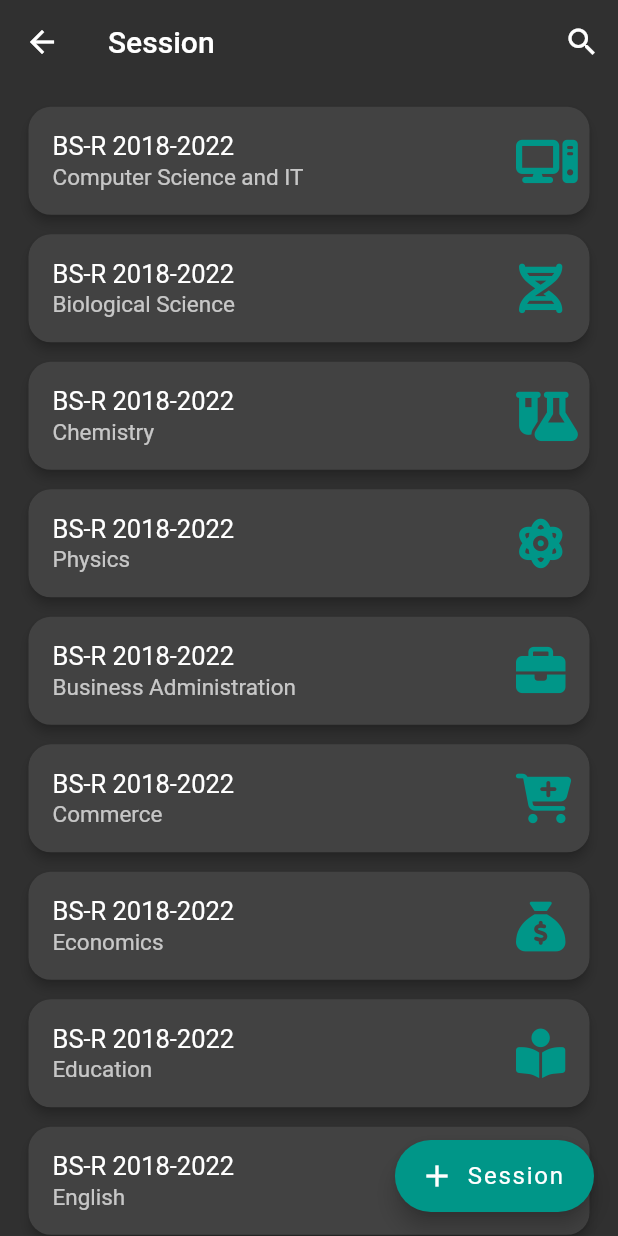
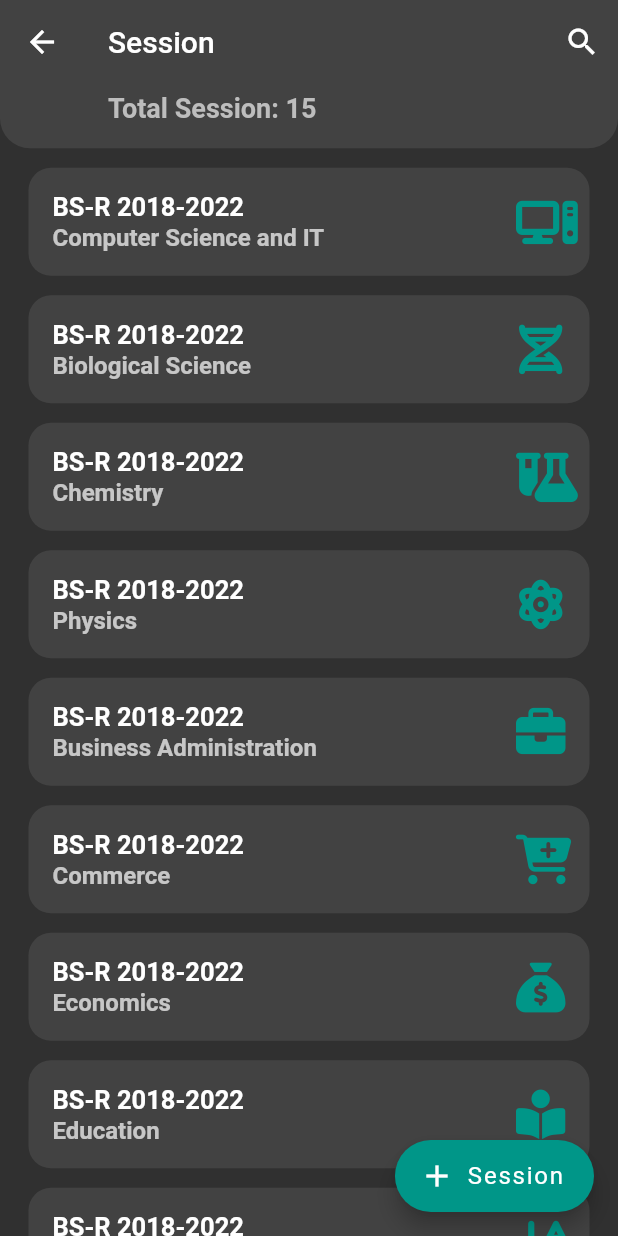
Before and after one commit to samichaudhry/fyp_task, a Flutter app: the sessionpage screen opened directly, on a phone screen of 412 x 824 dp. Run offline on Flutter 3.47's test engine with Material 2 defaults, Android fonts, the phone set to English and light mode, and no system bars; our stand-ins replace cloud_firestore, connectivity_plus, file_picker, firebase_auth, firebase_core, fluttertoast and 2 more; accounts and stored records are empty; network calls fail.

Commit message:
design changes

```diff
--- a/lib/admin/sessions_page.dart
+++ b/lib/admin/sessions_page.dart
@@ -2,6 +2,9 @@ import 'package:flutter/material.dart';
 import 'package:font_awesome_flutter/font_awesome_flutter.dart';
 import 'package:fyp_task/admin/session_student.dart';
 import 'package:fyp_task/custom%20widgets/custom_widgets.dart';
+import 'package:get/get.dart';
+
+import '../utils.dart';
 
 class sessionpage extends StatefulWidget {
   const sessionpage({Key? key}) : super(key: key);
@@ -151,80 +154,9 @@ class _sessionpageState extends State<sessionpage> {
     '2034-2038'
   ];
 
-  Widget customcard(title, subtitle, icon) {
-    return Padding(
-        padding: const EdgeInsets.only(left: 15, right: 15, top: 3, bottom: 2),
-        child: Card(
-            shape: RoundedRectangleBorder(
-                borderRadius: BorderRadius.circular(15.0)),
-            elevation: 3.0,
-            child:
-                Column(crossAxisAlignment: CrossAxisAlignment.start, children: [
-              ListTile(
-                title: customText(txt: title, fsize: 17.0),
-                subtitle: customText(txt: subtitle, fsize: 15.0),
-                trailing: Icon(
-                  icon,
-                  color: Colors.teal,
-                  size: 33,
-                ),
-                onTap: () {
-                    Navigator.of(context).pushReplacement(
-                  MaterialPageRoute(builder: (context) => SessionStudent())
-                    );
-                },
-              ),
-            ])));
-  }
-
   @override
   Widget build(BuildContext context) {
     return Scaffold(
-        appBar: AppBar(
-          backgroundColor: Colors.transparent,
-          elevation: 0.0,
-          leading: IconButton(
-            onPressed: () {
-              Navigator.pop(context);
-            },
-            icon: Icon(
-              Icons.arrow_back,
-            ),
-          ),
-          title: customSearchBar,
-          actions: [
-            IconButton(
-              onPressed: () {
-                setState(() {
-                  if (customIcon.icon == Icons.search) {
-                    customIcon = const Icon(
-                      Icons.cancel,
-                    );
-                    customSearchBar = Container(
-                      decoration: BoxDecoration(
-                          color: Colors.grey[800],
-                          borderRadius: BorderRadius.circular(14.0)),
-                      height: MediaQuery.of(context).size.height * 0.045,
-                      child: const Padding(
-                        padding: EdgeInsets.only(left: 10.0, top: 2),
-                        child: TextField(
-                            cursorColor: Colors.teal,
-                            decoration: InputDecoration(
-                              hintText: 'Search Session',
-                              border: InputBorder.none,
-                            )),
-                      ),
-                    );
-                  } else {
-                    customIcon = Icon(Icons.search);
-                    customSearchBar = Text('Session');
-                  }
-                });
-              },
-              icon: customIcon,
-            ),
-          ],
-        ),
       floatingActionButton: customFAB(
         text: customText(txt: 'Session', clr: Colors.white),
         icon: const Icon(
@@ -251,7 +183,7 @@ class _sessionpageState extends State<sessionpage> {
                         decoration: InputDecoration(
                           border: OutlineInputBorder(
                             borderRadius: BorderRadius.circular(14.0),
-                              borderSide: BorderSide(color: Colors.teal),
+                            borderSide:const BorderSide(color: Colors.teal),
                           ),
                           labelText: 'Department',
                         ),
@@ -273,7 +205,7 @@ class _sessionpageState extends State<sessionpage> {
                         decoration: InputDecoration(
                           border: OutlineInputBorder(
                             borderRadius: BorderRadius.circular(14.0),
-                              borderSide: BorderSide(color: Colors.teal),
+                            borderSide:const BorderSide(color: Colors.teal),
                           ),
                           labelText: 'Session',
                         ),
@@ -284,8 +216,6 @@ class _sessionpageState extends State<sessionpage> {
                         },
                       ),
                     ),
-                      //  customdropdown( department,'department',),
-                      //  customdropdown(session,'session' ),
                     Row(
                       mainAxisAlignment: MainAxisAlignment.end,
                       children: [
@@ -293,12 +223,12 @@ class _sessionpageState extends State<sessionpage> {
                             onPressed: () {
                               Navigator.pop(context);
                             },
-                              child: Text('CANCLE')),
+                            child:const Text('CANCLE')),
                         MaterialButton(
                             onPressed: () {
                               Navigator.pop(context);
                             },
-                              child: Text('ADD')),
+                            child:const Text('ADD')),
                       ],
                     ),
                   ],
@@ -311,29 +241,105 @@ class _sessionpageState extends State<sessionpage> {
         //   color: Colors.white,
         // ),
       ),
-        body: Column(
-            mainAxisAlignment: MainAxisAlignment.center,
-            mainAxisSize: MainAxisSize.max,
-            children: [
-              SizedBox(
-                height: MediaQuery.of(context).size.height * 0.01,
+      body: CustomScrollView(
+        slivers: [
+          SliverAppBar(
+            leading: IconButton(
+              onPressed: () {
+                Navigator.pop(context);
+              },
+              icon:const Icon(
+                Icons.arrow_back,
               ),
-              Expanded(
-                child: Container(
-                  child: CustomScrollView(
-                    slivers: [
+            ),
+            title: customSearchBar,
+            actions: [
+              IconButton(
+                onPressed: () {
+                  setState(() {
+                    if (customIcon.icon == Icons.search) {
+                      customIcon = const Icon(
+                        Icons.cancel,
+                      );
+                      customSearchBar = SizedBox(
+                        // decoration: BoxDecoration(
+                        //     // color: Colors.grey[800],
+                        //     borderRadius: BorderRadius.circular(14.0)),
+                        height: MediaQuery.of(context).size.height * 0.045,
+                        child: const Padding(
+                          padding: EdgeInsets.only(left: 10.0, top: 2),
+                          child: TextField(
+                              cursorColor: Colors.teal,
+                              decoration: InputDecoration(
+                                hintText: 'Search Session',
+                                border: InputBorder.none,
+                              )),
+                        ),
+                      );
+                    } else {
+                      customIcon =const Icon(Icons.search);
+                      customSearchBar =const Text('Session');
+                    }
+                  });
+                },
+                icon: customIcon,
+              ),
+            ],
+            automaticallyImplyLeading: false,
+            shape: const RoundedRectangleBorder(
+              borderRadius: BorderRadius.only(
+                bottomLeft: Radius.circular(20),
+                bottomRight: Radius.circular(20),
+              ),
+            ),
+            pinned: true,
+            floating: true,
+            snap: true,
+            expandedHeight: responsiveHW(context, ht: 12),
+            collapsedHeight: responsiveHW(context, ht: 11),
+            flexibleSpace: FlexibleSpaceBar(
+                title: Text(
+              "\n\n\nTotal Session: ${sessiondata.length}",
+              style: TextStyle(
+                  fontWeight: FontWeight.w600,
+                  fontSize: 12,
+                  color: Colors.grey[400]),
+            )),
+          ),
           SliverList(
             delegate: SliverChildBuilderDelegate((context, index) {
-                          return customcard(
-                              sessiondata[index]['title'],
-                              sessiondata[index]['subtitle'],
-                              sessiondata[index]['icon']);
+              return
+               Padding(
+              padding: const EdgeInsets.only(left: 19, right: 19, top: 13),
+              child: Column(
+                children: ListTile.divideTiles(
+                  context: context,
+                  tiles: [
+                    ListTile(
+                      shape: RoundedRectangleBorder(
+                          borderRadius: BorderRadius.circular(15.0)),
+                      tileColor: Colors.grey[800],
+                      onTap: () {
+                        Get.to(() => const SessionStudent());
+                      },
+                      title: customText(txt: sessiondata[index]['title'],  fsize: 17.0,
+                              fweight: FontWeight.w700,),
+                      subtitle: customText(txt: sessiondata[index]['subtitle'] , fsize: 16.0,
+                      fweight:  FontWeight.w600,),
+                        trailing: Icon(
+                   sessiondata[index]['icon'],
+                  color: Colors.teal,
+                  size: 33,
+                ),
+                    ),
+                  ],
+                ).toList(),
+              ),
+            );
             }, childCount: sessiondata.length),
           )
         ],
       ),
-                ),
-              ),
-            ]));
+    );
   }
 }
--- a/lib/user profile/edit_profile.dart
+++ b/lib/user profile/edit_profile.dart
@@ -76,7 +76,7 @@ class _edit_profileState extends State<edit_profile> {
         appBar: AppBar(
           leading: BackButton(onPressed: () {
             Navigator.of(context).pushReplacement(
-                MaterialPageRoute(builder: (context) => teacherprofile()));
+                MaterialPageRoute(builder: (context) =>const teacherprofile()));
           }),
           title: Center(
               child: customText(
@@ -88,7 +88,7 @@ class _edit_profileState extends State<edit_profile> {
           actions: [
             IconButton(
               onPressed: () {},
-              icon: Icon(
+              icon:const Icon(
                 Icons.check,
               ),
             )
```
Also changed, not shown: lib/session_page.dart (deleted, +0 -220 lines), pubspec.lock, 1 other file. Lines whose indentation alone changed are shown as unchanged.
